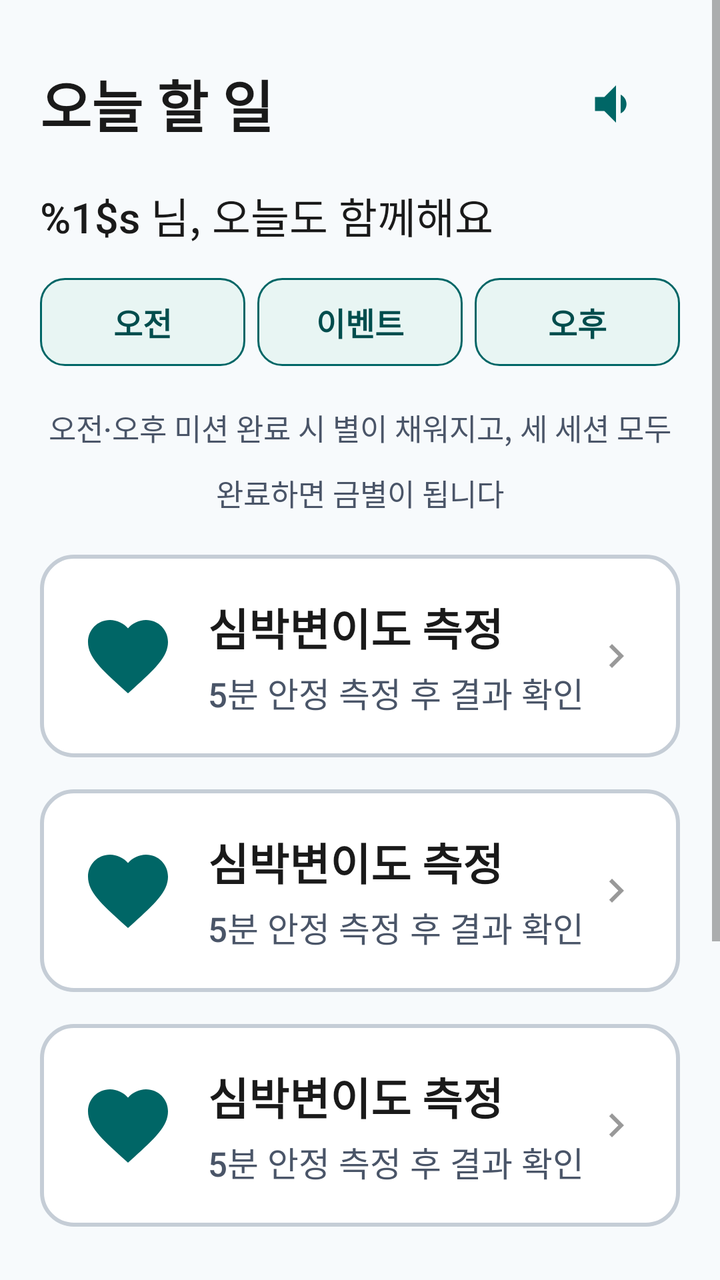
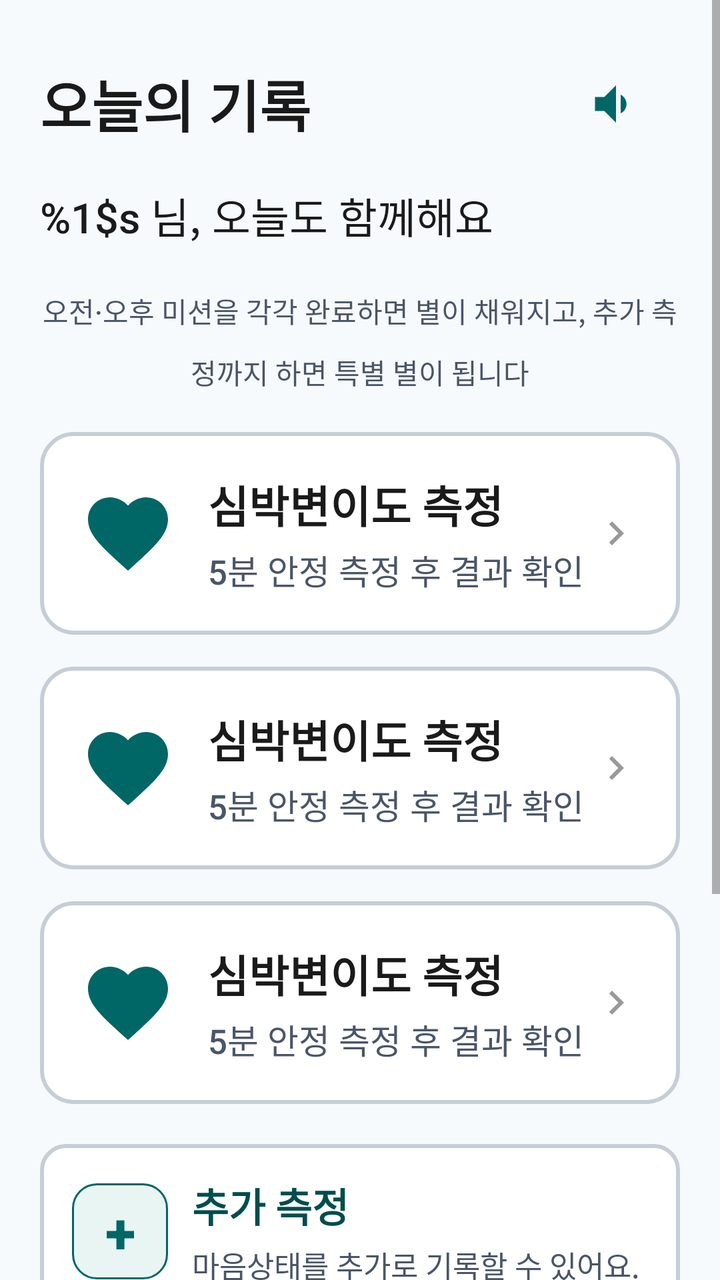

The first picture is an Android layout as it rendered before a commit; the second is the same layout after the commit. The layout source and the unified diff follow.
<!-- AndroidManifest.xml: application theme Theme.TMind -->
<!-- res/layout/activity_dashboard.xml -->
<?xml version="1.0" encoding="utf-8"?>
<ScrollView xmlns:android="http://schemas.android.com/apk/res/android"
    android:layout_width="match_parent"
    android:layout_height="match_parent"
    android:background="@color/bg_senior"
    android:fillViewport="true">

    <LinearLayout
        android:layout_width="match_parent"
        android:layout_height="wrap_content"
        android:orientation="vertical"
        android:padding="20dp">

        <LinearLayout
            android:layout_width="match_parent"
            android:layout_height="wrap_content"
            android:gravity="center_vertical">

            <TextView
                android:id="@+id/tvTitle"
                style="@style/SeniorTitle"
                android:layout_width="0dp"
                android:layout_height="wrap_content"
                android:layout_weight="1"
                android:text="@string/dashboard_title" />

            <ImageButton
                android:id="@+id/btnTts"
                android:layout_width="64dp"
                android:layout_height="64dp"
                android:background="?attr/selectableItemBackgroundBorderless"
                android:contentDescription="@string/read_aloud"
                android:src="@drawable/ic_speaker" />
        </LinearLayout>

        <TextView
            android:id="@+id/tvGreeting"
            style="@style/SeniorBody"
            android:layout_width="match_parent"
            android:layout_height="wrap_content"
            android:layout_marginTop="8dp"
            android:text="@string/dashboard_greeting" />

        <LinearLayout
            android:layout_width="match_parent"
            android:layout_height="wrap_content"
            android:layout_marginTop="16dp"
            android:gravity="center"
            android:orientation="horizontal">

            <TextView
                android:id="@+id/chipMorning"
                android:layout_width="0dp"
                android:layout_height="44dp"
                android:layout_marginEnd="6dp"
                android:layout_weight="1"
                android:background="@drawable/bg_session_chip"
                android:gravity="center"
                android:text="@string/session_morning"
                android:textColor="@color/teal_dark"
                android:textSize="16sp"
                android:textStyle="bold" />

            <TextView
                android:id="@+id/chipEvent"
                android:layout_width="0dp"
                android:layout_height="44dp"
                android:layout_marginEnd="6dp"
                android:layout_weight="1"
                android:background="@drawable/bg_session_chip"
                android:gravity="center"
                android:text="@string/session_event"
                android:textColor="@color/teal_dark"
                android:textSize="16sp"
                android:textStyle="bold" />

            <TextView
                android:id="@+id/chipAfternoon"
                android:layout_width="0dp"
                android:layout_height="44dp"
                android:layout_weight="1"
                android:background="@drawable/bg_session_chip"
                android:gravity="center"
                android:text="@string/session_afternoon"
                android:textColor="@color/teal_dark"
                android:textSize="16sp"
                android:textStyle="bold" />
        </LinearLayout>

        <LinearLayout
            android:id="@+id/starRow"
            android:layout_width="match_parent"
            android:layout_height="wrap_content"
            android:layout_marginTop="14dp"
            android:gravity="center"
            android:orientation="horizontal" />

        <TextView
            android:id="@+id/tvStarHint"
            style="@style/SeniorBody"
            android:layout_width="match_parent"
            android:layout_height="wrap_content"
            android:layout_marginTop="6dp"
            android:gravity="center"
            android:text="@string/star_hint"
            android:textColor="@color/text_secondary"
            android:textSize="15sp" />

        <include
            android:id="@+id/cardHrv"
            layout="@layout/item_mission_card"
            android:layout_width="match_parent"
            android:layout_height="wrap_content"
            android:layout_marginTop="20dp" />

        <include
            android:id="@+id/cardEma"
            layout="@layout/item_mission_card"
            android:layout_width="match_parent"
            android:layout_height="wrap_content"
            android:layout_marginTop="16dp" />

        <include
            android:id="@+id/cardDiary"
            layout="@layout/item_mission_card"
            android:layout_width="match_parent"
            android:layout_height="wrap_content"
            android:layout_marginTop="16dp" />

        <TextView
            android:id="@+id/tvProgress"
            style="@style/SeniorBody"
            android:layout_width="match_parent"
            android:layout_height="wrap_content"
            android:layout_marginTop="24dp"
            android:text="@string/mission_progress_session" />

        <ProgressBar
            android:id="@+id/progressBar"
            style="?android:attr/progressBarStyleHorizontal"
            android:layout_width="match_parent"
            android:layout_height="16dp"
            android:layout_marginTop="8dp"
            android:max="3"
            android:progressTint="@color/teal_primary" />

        <Button
            android:id="@+id/btnHistorySurvey"
            style="@style/SeniorButton"
            android:layout_width="match_parent"
            android:layout_height="56dp"
            android:layout_marginTop="24dp"
            android:background="@drawable/bg_btn_outline"
            android:text="@string/history_survey"
            android:textColor="@color/teal_dark" />

        <Button
            android:id="@+id/btnHistoryAnalysis"
            style="@style/SeniorButton"
            android:layout_width="match_parent"
            android:layout_height="56dp"
            android:layout_marginTop="10dp"
            android:layout_marginBottom="12dp"
            android:background="@drawable/bg_btn_outline"
            android:text="@string/history_analysis"
            android:textColor="@color/teal_dark" />
    </LinearLayout>
</ScrollView>
<!-- res/layout/item_mission_card.xml (included above) -->
<?xml version="1.0" encoding="utf-8"?>
<FrameLayout xmlns:android="http://schemas.android.com/apk/res/android"
    android:id="@+id/cardRoot"
    android:layout_width="match_parent"
    android:layout_height="wrap_content"
    android:background="@drawable/bg_mission_card_normal"
    android:clickable="true"
    android:focusable="true"
    android:foreground="?attr/selectableItemBackground"
    android:minHeight="96dp"
    android:padding="20dp">

    <LinearLayout
        android:layout_width="match_parent"
        android:layout_height="wrap_content"
        android:gravity="center_vertical"
        android:orientation="horizontal">

        <ImageView
            android:id="@+id/ivIcon"
            android:layout_width="48dp"
            android:layout_height="48dp"
            android:src="@drawable/ic_heart" />

        <LinearLayout
            android:layout_width="0dp"
            android:layout_height="wrap_content"
            android:layout_marginStart="16dp"
            android:layout_weight="1"
            android:orientation="vertical">

            <TextView
                android:id="@+id/tvMissionTitle"
                style="@style/SeniorTitle"
                android:layout_width="wrap_content"
                android:layout_height="wrap_content"
                android:text="@string/mission_hrv"
                android:textSize="22sp" />

            <TextView
                android:id="@+id/tvMissionSub"
                style="@style/SeniorBody"
                android:layout_width="wrap_content"
                android:layout_height="wrap_content"
                android:layout_marginTop="4dp"
                android:text="@string/mission_hrv_sub"
                android:textColor="@color/text_secondary"
                android:textSize="17sp" />
        </LinearLayout>

        <FrameLayout
            android:id="@+id/checkDone"
            android:layout_width="36dp"
            android:layout_height="36dp"
            android:background="@drawable/bg_check_done"
            android:visibility="gone">

            <ImageView
                android:layout_width="24dp"
                android:layout_height="24dp"
                android:layout_gravity="center"
                android:src="@drawable/ic_check_white" />
        </FrameLayout>

        <ImageView
            android:id="@+id/ivArrow"
            android:layout_width="24dp"
            android:layout_height="24dp"
            android:src="@drawable/ic_chevron_gray"
            android:contentDescription="@null" />
    </LinearLayout>
</FrameLayout>
<!-- resources referenced by this layout -->
<resources>
  <color name="bg_senior">#F7FAFC</color>
  <color name="teal_dark">#004D4D</color>
  <color name="teal_primary">#006666</color>
  <color name="text_secondary">#4A5568</color>
  <!-- drawable bg_btn_outline (drawable) -->
  <?xml version="1.0" encoding="utf-8"?>
  <shape xmlns:android="http://schemas.android.com/apk/res/android">
      <solid android:color="@color/white"/>
      <corners android:radius="12dp"/>
      <stroke android:width="2dp" android:color="@color/border_gray"/>
  </shape>
  <!-- drawable bg_check_done (drawable) -->
  <?xml version="1.0" encoding="utf-8"?>
  <shape xmlns:android="http://schemas.android.com/apk/res/android"
      android:shape="oval">
      <solid android:color="@color/green_accent"/>
      <size android:width="36dp" android:height="36dp"/>
  </shape>
  <!-- drawable bg_mission_card_normal (drawable) -->
  <?xml version="1.0" encoding="utf-8"?>
  <shape xmlns:android="http://schemas.android.com/apk/res/android">
      <solid android:color="@color/white" />
      <corners android:radius="16dp" />
      <stroke
          android:width="2dp"
          android:color="@color/border_gray" />
  </shape>
  <!-- drawable bg_session_chip (drawable) -->
  <?xml version="1.0" encoding="utf-8"?>
  <shape xmlns:android="http://schemas.android.com/apk/res/android">
      <solid android:color="@color/teal_light" />
      <corners android:radius="12dp" />
      <stroke android:width="1dp" android:color="@color/teal_primary" />
  </shape>
  <!-- drawable ic_check_white (drawable) -->
  <vector xmlns:android="http://schemas.android.com/apk/res/android"
      android:width="24dp"
      android:height="24dp"
      android:viewportWidth="24"
      android:viewportHeight="24">
      <path android:fillColor="#FFFFFF" android:pathData="M9,16.17L4.83,12l-1.42,1.41L9,19 21,7l-1.41,-1.41z"/>
  </vector>
  <!-- drawable ic_chevron_gray (drawable) -->
  <vector xmlns:android="http://schemas.android.com/apk/res/android"
      android:width="24dp"
      android:height="24dp"
      android:viewportWidth="24"
      android:viewportHeight="24">
      <path
          android:fillColor="#999999"
          android:pathData="M8.59,16.59L13.17,12 8.59,7.41 10,6l6,6 -6,6z" />
  </vector>
  <!-- drawable ic_speaker (drawable) -->
  <vector xmlns:android="http://schemas.android.com/apk/res/android"
      android:width="28dp"
      android:height="28dp"
      android:viewportWidth="24"
      android:viewportHeight="24">
      <path android:fillColor="#006666" android:pathData="M3,9v6h4l5,5V4L7,9H3zM16.5,12c0,-1.77 -1.02,-3.29 -2.5,-4.03v8.05c1.48,-0.73 2.5,-2.25 2.5,-4.02z"/>
  </vector>
  <string name="dashboard_greeting">%1$s 님, 오늘도 함께해요</string>
  <string name="dashboard_title">오늘 할 일</string>
  <string name="history_analysis">이전 분석 결과 보기</string>
  <string name="history_survey">이전 설문 응답 보기</string>
  <string name="mission_hrv">심박변이도 측정</string>
  <string name="mission_hrv_sub">5분 안정 측정 후 결과 확인</string>
  <string name="mission_progress_session">%1$s 미션 %2$d/3 완료</string>
  <string name="read_aloud">읽어주기</string>
  <string name="session_afternoon">오후</string>
  <string name="session_event">이벤트</string>
  <string name="session_morning">오전</string>
  <string name="star_hint">오전·오후 미션 완료 시 별이 채워지고, 세 세션 모두 완료하면 금별이 됩니다</string>
  <style name="SeniorBody">
          <item name="android:textSize">21sp</item>
          <item name="android:textColor">@color/black</item>
          <item name="android:lineSpacingMultiplier">1.5</item>
      </style>
  <style name="SeniorTitle">
          <item name="android:textSize">28sp</item>
          <item name="android:textColor">@color/black</item>
          <item name="android:textStyle">bold</item>
          <item name="android:lineSpacingMultiplier">1.45</item>
      </style>
  <color name="white">#FFFFFFFF</color>
  <color name="border_gray">#C5CDD6</color>
  <color name="green_accent">#2F9E7A</color>
  <color name="teal_light">#E8F5F3</color>
  <color name="black">#FF1A1A1A</color>
  <!-- unchanged entries left out for length: 3 -->
</resources>

<!-- the commit's change to res/layout/activity_dashboard.xml (unified diff, before → after) -->
@@ -42,56 +42,10 @@
             android:text="@string/dashboard_greeting" />
 
         <LinearLayout
+            android:id="@+id/starRow"
             android:layout_width="match_parent"
             android:layout_height="wrap_content"
             android:layout_marginTop="16dp"
-            android:gravity="center"
-            android:orientation="horizontal">
-
-            <TextView
-                android:id="@+id/chipMorning"
-                android:layout_width="0dp"
-                android:layout_height="44dp"
-                android:layout_marginEnd="6dp"
-                android:layout_weight="1"
-                android:background="@drawable/bg_session_chip"
-                android:gravity="center"
-                android:text="@string/session_morning"
-                android:textColor="@color/teal_dark"
-                android:textSize="16sp"
-                android:textStyle="bold" />
-
-            <TextView
-                android:id="@+id/chipEvent"
-                android:layout_width="0dp"
-                android:layout_height="44dp"
-                android:layout_marginEnd="6dp"
-                android:layout_weight="1"
-                android:background="@drawable/bg_session_chip"
-                android:gravity="center"
-                android:text="@string/session_event"
-                android:textColor="@color/teal_dark"
-                android:textSize="16sp"
-                android:textStyle="bold" />
-
-            <TextView
-                android:id="@+id/chipAfternoon"
-                android:layout_width="0dp"
-                android:layout_height="44dp"
-                android:layout_weight="1"
-                android:background="@drawable/bg_session_chip"
-                android:gravity="center"
-                android:text="@string/session_afternoon"
-                android:textColor="@color/teal_dark"
-                android:textSize="16sp"
-                android:textStyle="bold" />
-        </LinearLayout>
-
-        <LinearLayout
-            android:id="@+id/starRow"
-            android:layout_width="match_parent"
-            android:layout_height="wrap_content"
-            android:layout_marginTop="14dp"
             android:gravity="center"
             android:orientation="horizontal" />
 
@@ -104,7 +58,7 @@
             android:gravity="center"
             android:text="@string/star_hint"
             android:textColor="@color/text_secondary"
-            android:textSize="15sp" />
+            android:textSize="14sp" />
 
         <include
             android:id="@+id/cardHrv"
@@ -126,6 +80,52 @@
             android:layout_width="match_parent"
             android:layout_height="wrap_content"
             android:layout_marginTop="16dp" />
+
+        
+        <LinearLayout
+            android:id="@+id/cardAdditional"
+            android:layout_width="match_parent"
+            android:layout_height="wrap_content"
+            android:layout_marginTop="20dp"
+            android:background="@drawable/bg_btn_outline"
+            android:gravity="center_vertical"
+            android:orientation="horizontal"
+            android:padding="16dp">
+
+            <TextView
+                android:layout_width="48dp"
+                android:layout_height="48dp"
+                android:background="@drawable/bg_session_chip"
+                android:gravity="center"
+                android:text="+"
+                android:textColor="@color/teal_primary"
+                android:textSize="28sp"
+                android:textStyle="bold" />
+
+            <LinearLayout
+                android:layout_width="0dp"
+                android:layout_height="wrap_content"
+                android:layout_marginStart="12dp"
+                android:layout_weight="1"
+                android:orientation="vertical">
+
+                <TextView
+                    android:layout_width="wrap_content"
+                    android:layout_height="wrap_content"
+                    android:text="@string/additional_measure_title"
+                    android:textColor="@color/teal_dark"
+                    android:textSize="20sp"
+                    android:textStyle="bold" />
+
+                <TextView
+                    android:layout_width="match_parent"
+                    android:layout_height="wrap_content"
+                    android:layout_marginTop="4dp"
+                    android:text="@string/additional_measure_sub"
+                    android:textColor="@color/text_secondary"
+                    android:textSize="15sp" />
+            </LinearLayout>
+        </LinearLayout>
 
         <TextView
             android:id="@+id/tvProgress"
<!-- resource entries referenced after the edit -->
@@ -60,18 +60,17 @@
       android:viewportHeight="24">
       <path android:fillColor="#006666" android:pathData="M3,9v6h4l5,5V4L7,9H3zM16.5,12c0,-1.77 -1.02,-3.29 -2.5,-4.03v8.05c1.48,-0.73 2.5,-2.25 2.5,-4.02z"/>
   </vector>
+  <string name="additional_measure_sub">마음상태를 추가로 기록할 수 있어요.</string>
+  <string name="additional_measure_title">추가 측정</string>
   <string name="dashboard_greeting">%1$s 님, 오늘도 함께해요</string>
-  <string name="dashboard_title">오늘 할 일</string>
+  <string name="dashboard_title">오늘의 기록</string>
   <string name="history_analysis">이전 분석 결과 보기</string>
   <string name="history_survey">이전 설문 응답 보기</string>
   <string name="mission_hrv">심박변이도 측정</string>
   <string name="mission_hrv_sub">5분 안정 측정 후 결과 확인</string>
   <string name="mission_progress_session">%1$s 미션 %2$d/3 완료</string>
   <string name="read_aloud">읽어주기</string>
-  <string name="session_afternoon">오후</string>
-  <string name="session_event">이벤트</string>
-  <string name="session_morning">오전</string>
-  <string name="star_hint">오전·오후 미션 완료 시 별이 채워지고, 세 세션 모두 완료하면 금별이 됩니다</string>
+  <string name="star_hint">오전·오후 미션을 각각 완료하면 별이 채워지고, 추가 측정까지 하면 특별 별이 됩니다</string>
   <style name="SeniorBody">
           <item name="android:textSize">21sp</item>
           <item name="android:textColor">@color/black</item>
